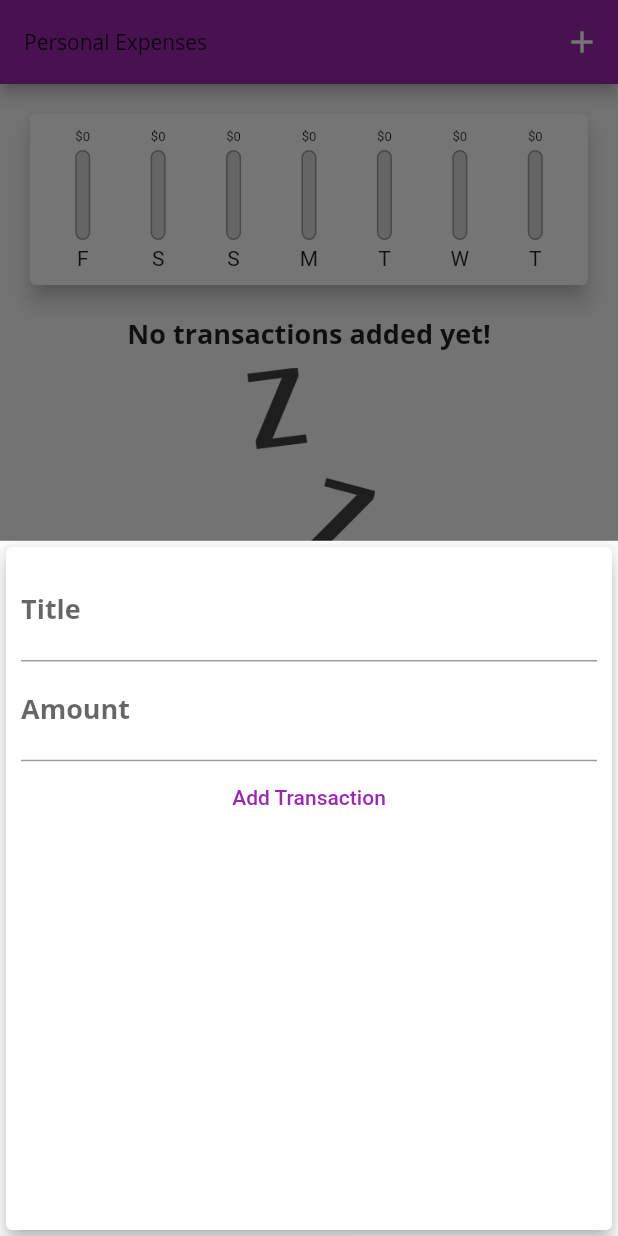
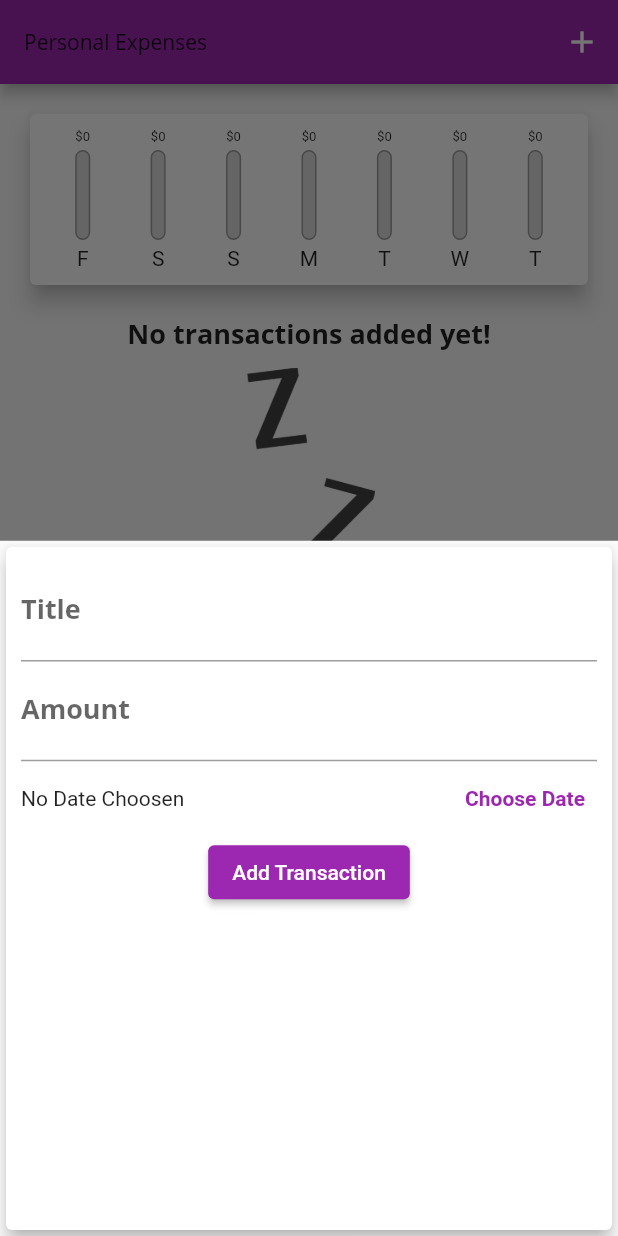
Before and after one commit to ArslanAshraf462/ExpensePlanner, a Flutter app: the screen it shows after launch, after a tap on the "add" icon, on a phone screen of 412 x 824 dp. Run offline on Flutter 3.47's test engine with Material 2 defaults, Android fonts, the phone set to English and light mode, and no system bars; Roboto replaces fonts that are missing (Open Sans).

Commit message:
Showing date picker & selecting Date & delete transactions

```diff
--- a/lib/main.dart
+++ b/lib/main.dart
@@ -20,12 +20,14 @@ class MyApp extends StatelessWidget {
         primarySwatch: Colors.purple,
         accentColor: Colors.amber,
         fontFamily: 'Quicksand',
+        //errorColor: Colors.red,
         textTheme: ThemeData.light().textTheme.copyWith(
           titleMedium: TextStyle(
             fontFamily: 'OpenSans',
             fontSize: 18.0,
             fontWeight: FontWeight.bold,
           ),
+         // button: TextStyle(color: Colors.white),
         ),
         appBarTheme: AppBarTheme(
           textTheme: ThemeData.light().textTheme.copyWith(
@@ -73,12 +75,12 @@ class _MyHomePageState extends State<MyHomePage> {
     }).toList();
    }
 
-  void _addNewTransaction(String txTitle, double txAmount){
+  void _addNewTransaction(String txTitle, double txAmount, DateTime chosenDate,){
     final newTx = Transaction(
       id: DateTime.now().toString(),
       title: txTitle,
       amount: txAmount,
-      date: DateTime.now(),
+      date: chosenDate,
       );
 
       setState(() {
@@ -94,6 +96,14 @@ class _MyHomePageState extends State<MyHomePage> {
         behavior: HitTestBehavior.opaque,
         );
   });}
+
+  void _deleteTransaction(String id){
+    setState(() {
+      _userTransactions.removeWhere((tx) {
+        return tx.id == id ;
+      });
+    });
+  }
 
   @override
   Widget build(BuildContext context) {
@@ -112,7 +122,7 @@ class _MyHomePageState extends State<MyHomePage> {
           crossAxisAlignment: CrossAxisAlignment.stretch,
           children: [
             Chart(_recentTransactions),
-           TransactionList(_userTransactions),
+           TransactionList(_userTransactions,_deleteTransaction),
           ],
         ),
       ),
--- a/lib/widgets/new_transaction.dart
+++ b/lib/widgets/new_transaction.dart
@@ -1,4 +1,5 @@
 import 'package:flutter/material.dart';
+import 'package:intl/intl.dart';
 
 class NewTransaction extends StatefulWidget {
   final Function addTx;
@@ -9,19 +10,46 @@ class NewTransaction extends StatefulWidget {
 }
 
 class _NewTransactionState extends State<NewTransaction> {
-    final titleController = TextEditingController();
+    final _titleController = TextEditingController();
 
-  final amountController = TextEditingController();
+  final _amountController = TextEditingController();
 
-  void submitData(){
-    final enteredTitle = titleController.text;
-    final enteredAmount = double.parse(amountController.text);
-    if(enteredTitle.isEmpty || enteredAmount <= 0)
+  DateTime? _selectedDate;
+
+  void _submitData(){
+    if(_amountController == null)
     {
       return;
     }
-    widget.addTx(titleController.text,double.parse(amountController.text));
+    final enteredTitle = _titleController.text;
+    final enteredAmount = double.parse(_amountController.text);
+    if(enteredTitle.isEmpty || enteredAmount <= 0 || _selectedDate==null)
+    {
+      return;
+    }
+    widget.addTx(
+      _titleController.text,
+      double.parse(_amountController.text),
+      _selectedDate,
+      );
     Navigator.of(context).pop();
+  }
+
+  void _presentDatePicker(){
+    showDatePicker(
+      context: context,
+      initialDate: DateTime.now(),
+      firstDate: DateTime(2019),
+      lastDate: DateTime.now(),
+      ).then((pickedDate) {
+        if(pickedDate == null)
+        {
+          return;
+        }
+        setState(() {
+          _selectedDate=pickedDate;
+        });
+      });
   }
 
   @override
@@ -37,8 +65,8 @@ class _NewTransactionState extends State<NewTransaction> {
                     decoration: InputDecoration(
                       labelText: 'Title',
                     ),
-                    controller: titleController,
-                    onSubmitted: (_) => submitData(),
+                    controller: _titleController,
+                    onSubmitted: (_) => _submitData(),
                     // onChanged: (value) {
                     //   titleInput = value;
                     // },
@@ -47,16 +75,38 @@ class _NewTransactionState extends State<NewTransaction> {
                     decoration: InputDecoration(
                       labelText: 'Amount',
                     ),
-                    controller: amountController,
+                    controller: _amountController,
                     keyboardType: TextInputType.number,
-                    onSubmitted: (_) => submitData(),
+                    onSubmitted: (_) => _submitData(),
                     // onChanged: (value) {
                     //   amountInput = value;
                     // },
                   ),
-                  TextButton(
-                    onPressed: submitData,
-                    style: ButtonStyle(foregroundColor: MaterialStateProperty.all(Colors.purple)),
+                  Container(
+                    height: 50.0,
+                    child: Row(
+                      children: [
+                        Expanded(
+                          child: Text(_selectedDate==null
+                          ? 'No Date Choosen'
+                          : 'Picked Date: ${DateFormat.yMd().format(_selectedDate!)}'),
+                        ),
+                        TextButton(
+                          style: ButtonStyle(
+                            foregroundColor: MaterialStateProperty.all(Theme.of(context).primaryColor),
+                          ),
+                          onPressed: _presentDatePicker,
+                          child: Text('Choose Date',
+                          style: TextStyle(fontWeight: FontWeight.bold),
+                          ),),
+                      ],
+                    ),
+                  ),
+                  ElevatedButton(
+                    onPressed: _submitData,
+                    style: ElevatedButton.styleFrom(
+                      backgroundColor: Theme.of(context).primaryColor,
+                      ),
                   child: Text('Add Transaction'),
                   ),
                 ],
--- a/lib/widgets/transaction_list.dart
+++ b/lib/widgets/transaction_list.dart
@@ -4,7 +4,8 @@ import 'package:intl/intl.dart';
 
 class TransactionList extends StatelessWidget {
   final List<Transaction> transactions;
-  TransactionList(this.transactions);
+  final Function deleteTransaction;
+  TransactionList(this.transactions,this.deleteTransaction);
 
   @override
   Widget build(BuildContext context) {
@@ -44,6 +45,10 @@ class TransactionList extends StatelessWidget {
               style: Theme.of(context).textTheme.titleMedium,
               ),
               subtitle: Text(DateFormat.yMMMd().format(transactions[index].date)),
+              trailing: IconButton(onPressed: () => deleteTransaction(transactions[index].id),
+              icon: Icon(Icons.delete),
+              color: Theme.of(context).errorColor,
+              ),
             ),
           );
         }),
```
